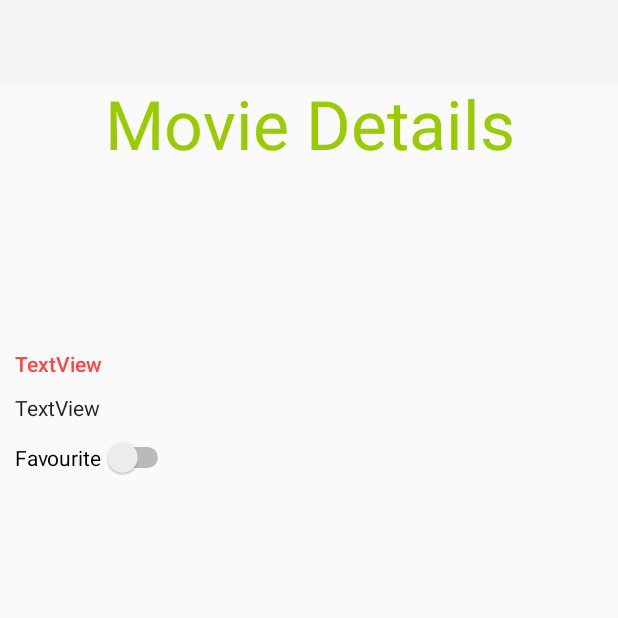
After one commit to chandragithub2014/MultiModuleRepository, an Android app: the fragment MovieInfoDetailFragment placed in its activity, on a phone screen of 412 x 824 dp, the top half of it. The commit adds this screen. Run offline under Robolectric (Android 15) with nearby library versions, the phone set to English and light mode, and no system bars; our stand-ins replace Dagger/Hilt's generated code, Room's generated code; libraries missing offline, so code that uses them is left out: androidx.hilt.lifecycle; pictures from the network do not load.

Commit message:
updated with Detail Screen

```diff
--- a/Core/src/main/java/com/movie/core/roomDB/Movie.kt
+++ b/Core/src/main/java/com/movie/core/roomDB/Movie.kt
@@ -18,6 +18,8 @@ data class Movie(
     @PrimaryKey
     @ColumnInfo(name = "imbdb")
     val imdbID: String,
+    @ColumnInfo(name = "favourite")
+    val favourite: Boolean,
     @ColumnInfo(name = "response")
     val Response: String,
     @ColumnInfo(name = "total_results")
--- a/Core/src/main/java/com/movie/core/roomDB/MovieDao.kt
+++ b/Core/src/main/java/com/movie/core/roomDB/MovieDao.kt
@@ -1,10 +1,7 @@
 package com.movie.core.roomDB
 
 import androidx.lifecycle.LiveData
-import androidx.room.Dao
-import androidx.room.Insert
-import androidx.room.OnConflictStrategy
-import androidx.room.Query
+import androidx.room.*
 
 
 @Dao
@@ -41,4 +38,13 @@ interface MovieDao {
 
     @Insert(onConflict = OnConflictStrategy.REPLACE)
     suspend   fun insertMovieInfo(movieList: MutableList<Movie>)
+
+    @Update
+    suspend fun updateMovie(movie:Movie)
+
+    @Query("UPDATE movie SET favourite=:selected_favourite WHERE imbdb = :imbdb_id")
+   suspend fun update_favourite(selected_favourite : Boolean, imbdb_id: String) : Int
+
+    @Query("SELECT * from movie where imbdb = :imbdb_id")
+    suspend  fun fetchMovieInfo(imbdb_id: String): Movie
 }
--- a/MovieInfo/src/main/java/com/movie/movieinfo/repository/NetworkRepository.kt
+++ b/MovieInfo/src/main/java/com/movie/movieinfo/repository/NetworkRepository.kt
@@ -17,6 +17,8 @@ class NetworkRepository @Inject constructor(private val apiService: NetworkAPISe
     fun fetchMoviesSortByImdbAsc() = movieDao.fetchByImdbAsc()
     fun fetchMoviesSortByYearAsc() = movieDao.fetchByYearAsc()
     fun fetchMoviesSortByTitleDesc() = movieDao.fetchByTitleDesc()
+    suspend fun fetchMovieInfoBasedOnImdbId(imdbId : String) = movieDao.fetchMovieInfo(imdbId)
+    suspend fun updateFavoriteMovieForImdb_id(favourite:Boolean,imdbId: String) : Int = movieDao.update_favourite(favourite,imdbId)
     suspend fun insertToLocalDB(movieInfo : MutableList<Movie>) {
         movieDao.insertMovieInfo(movieInfo)
     }
--- /dev/null
+++ b/MovieInfo/src/main/java/com/movie/movieinfo/view/MovieInfoDetailFragment.kt
@@ -0,0 +1,138 @@
+package com.movie.movieinfo.view
+
+import android.os.Bundle
+import android.text.TextUtils
+import android.view.LayoutInflater
+import android.view.View
+import android.view.ViewGroup
+import android.widget.CompoundButton
+import android.widget.Toast
+import androidx.appcompat.widget.Toolbar
+import androidx.fragment.app.Fragment
+import androidx.fragment.app.activityViewModels
+import androidx.lifecycle.Observer
+import com.bumptech.glide.Glide
+import com.movie.core.base.BaseFragment
+import com.movie.core.roomDB.Movie
+import com.movie.movieinfo.R
+import com.movie.movieinfo.viewmodel.MovieDataViewModel
+import kotlinx.android.synthetic.main.fragment_movie_info_detail.*
+import kotlinx.android.synthetic.main.fragment_movie_info_detail.view.*
+import kotlinx.android.synthetic.main.fragment_movie_list.progressBar
+
+
+// TODO: Rename parameter arguments, choose names that match
+// the fragment initialization parameters, e.g. ARG_ITEM_NUMBER
+private const val ARG_PARAM1 = "imdbId"
+private const val ARG_PARAM2 = "param2"
+
+/**
+ * A simple [Fragment] subclass.
+ * Use the [MovieInfoDetailFragment.newInstance] factory method to
+ * create an instance of this fragment.
+ */
+class MovieInfoDetailFragment : BaseFragment() {
+    // TODO: Rename and change types of parameters
+    private var param1: String? = null
+    private var param2: String? = null
+    private var mContainerId: Int = -1
+    private var movieListDetailView: View? = null
+    lateinit var toolbar: Toolbar
+    private val movieViewModel by activityViewModels<MovieDataViewModel>()
+    var movie : Movie = Movie("","","","","",false,"","")
+    override fun onCreate(savedInstanceState: Bundle?) {
+        super.onCreate(savedInstanceState)
+        arguments?.let {
+            param1 = it.getString(ARG_PARAM1)
+            param2 = it.getString(ARG_PARAM2)
+            println("Param1 Received $param1")
+        }
+    }
+
+    override fun onCreateView(
+        inflater: LayoutInflater, container: ViewGroup?,
+        savedInstanceState: Bundle?
+    ): View? {
+        // Inflate the layout for this fragment
+        movieListDetailView =  inflater.inflate(R.layout.fragment_movie_info_detail, container, false)
+
+
+        return movieListDetailView
+    }
+
+    override fun onResume() {
+        super.onResume()
+        if( !TextUtils.isEmpty(param1)){
+            movieViewModel.fetchMovieById(param1!!)
+        }
+
+    }
+    override fun onViewCreated(view: View, savedInstanceState: Bundle?) {
+        super.onViewCreated(view, savedInstanceState)
+        toolbar = view.findViewById(R.id.toolBar) as Toolbar
+        //setHasOptionsMenu(true)
+        view.movie_fav.setOnCheckedChangeListener { compoundButton, b ->
+
+            param1?.let {
+                movieViewModel.updateFavouriteMovie(b, it)
+            }
+        }
+        observeViewModel()
+    }
+
+    private fun observeViewModel(){
+        movieViewModel.fetchLoadStatus().observe(viewLifecycleOwner, Observer {
+            if (!it) {
+                println(it)
+                progressBar.visibility = View.GONE
+            }else{
+                progressBar.visibility = View.VISIBLE
+            }
+        })
+
+        movieViewModel.fetchError().observe(viewLifecycleOwner, Observer {
+            it?.let {
+                if (!TextUtils.isEmpty(it)) {
+                    Toast.makeText(context, "$it", Toast.LENGTH_LONG).show()
+                }
+            }
+        })
+
+        movieViewModel.fetchMovieDetail().observe(viewLifecycleOwner, Observer {
+            it?.let {
+                movie = it
+                movie_name.text = it.Title
+                movie_type.text = it.Type
+                movie_fav.isChecked = it.favourite
+                Glide
+                    .with(this)
+                    .load(it.Poster)
+                    .centerCrop()
+                    .placeholder(R.drawable.ic_launcher)
+                    .into(imageView);
+
+                toolbar?.let { it1 -> initToolBar(it1,it.Title) }
+            }
+        })
+    }
+    companion object {
+        /**
+         * Use this factory method to create a new instance of
+         * this fragment using the provided parameters.
+         *
+         * @param param1 Parameter 1.
+         * @param param2 Parameter 2.
+         * @return A new instance of fragment MovieInfoDetailFragment.
+         */
+        // TODO: Rename and change types and number of parameters
+        @JvmStatic
+        fun newInstance(param1: String, param2: String) =
+            MovieInfoDetailFragment().apply {
+                arguments = Bundle().apply {
+                    putString(ARG_PARAM1, param1)
+                    putString(ARG_PARAM2, param2)
+                }
+            }
+    }
+
+}
--- a/MovieInfo/src/main/java/com/movie/movieinfo/view/MovieListFragment.kt
+++ b/MovieInfo/src/main/java/com/movie/movieinfo/view/MovieListFragment.kt
@@ -15,6 +15,7 @@ import com.movie.core.base.BaseFragment
 import com.movie.core.basemodel.MenuItem
 import com.movie.movieinfo.R
 import com.movie.movieinfo.viewmodel.MovieDataViewModel
+import com.mvvm.appnavigator.replaceFragment
 import dagger.hilt.android.AndroidEntryPoint
 import kotlinx.android.synthetic.main.fragment_movie_list.*
 
@@ -30,7 +31,7 @@ private const val ARG_PARAM2 = "param2"
  * create an instance of this fragment.
  */
 @AndroidEntryPoint
-class MovieListFragment : BaseFragment(),LifecycleOwner {
+class MovieListFragment : BaseFragment(),LifecycleOwner,OnItemClickListner {
     // TODO: Rename and change types of parameters
    // private val movieViewModel: MovieDataViewModel by viewModels()
     private val movieViewModel by activityViewModels<MovieDataViewModel>()
@@ -55,6 +56,7 @@ class MovieListFragment : BaseFragment(),LifecycleOwner {
     ): View? {
         // Inflate the layout for this fragment
         movieListView =  inflater.inflate(R.layout.fragment_movie_list, container, false)
+        mContainerId = container?.id?:-1
         return movieListView
     }
 
@@ -125,7 +127,7 @@ class MovieListFragment : BaseFragment(),LifecycleOwner {
         })
     }
     private fun initAdapter() {
-        movieListAdapter = MovieListAdapter(this@MovieListFragment.requireActivity(),arrayListOf())
+        movieListAdapter = MovieListAdapter(this@MovieListFragment.requireActivity(),arrayListOf(),this)
         recyclerView.apply {
             layoutManager = LinearLayoutManager(context)
             adapter = movieListAdapter
@@ -170,6 +172,7 @@ class MovieListFragment : BaseFragment(),LifecycleOwner {
     }
 
 
+
     companion object {
         /**
          * Use this factory method to create a new instance of
@@ -189,4 +192,14 @@ class MovieListFragment : BaseFragment(),LifecycleOwner {
                 }
             }
     }
+
+    override fun navigateToDetail(rating: String) {
+        if(!TextUtils.isEmpty(rating)) {
+            var movieInfoDetailFragment = MovieInfoDetailFragment()
+            val mArgs = Bundle()
+            mArgs.putString("imdbId", rating)
+            movieInfoDetailFragment.arguments = mArgs
+            activity?.replaceFragment(movieInfoDetailFragment, mContainerId)
+        }
+    }
 }
--- /dev/null
+++ b/MovieInfo/src/main/java/com/movie/movieinfo/view/OnItemClickListner.kt
@@ -0,0 +1,5 @@
+package com.movie.movieinfo.view
+
+interface OnItemClickListner {
+    fun navigateToDetail(rating:String)
+}
--- /dev/null
+++ b/MovieInfo/src/main/res/layout/fragment_movie_info_detail.xml
@@ -0,0 +1,91 @@
+<?xml version="1.0" encoding="utf-8"?>
+<androidx.constraintlayout.widget.ConstraintLayout xmlns:android="http://schemas.android.com/apk/res/android"
+    xmlns:app="http://schemas.android.com/apk/res-auto"
+    xmlns:tools="http://schemas.android.com/tools"
+    android:layout_width="match_parent"
+    android:layout_height="match_parent"
+    tools:context=".view.MovieInfoDetailFragment">
+    <include
+        android:id="@+id/toolBar"
+        layout="@layout/toolbar_layout"
+        app:layout_constraintEnd_toEndOf="parent"
+        app:layout_constraintStart_toStartOf="parent"
+        app:layout_constraintTop_toTopOf="parent"
+
+        ></include>
+
+    <TextView
+        android:id="@+id/textView"
+        android:layout_width="0dp"
+        android:layout_height="wrap_content"
+        android:layout_marginLeft="10dp"
+        android:layout_marginTop="52dp"
+        android:layout_marginRight="10dp"
+        android:gravity="center"
+        android:text="Movie Details"
+        android:textAppearance="@style/TextAppearance.AppCompat.Display2"
+        android:textColor="@android:color/holo_green_light"
+        app:layout_constraintEnd_toEndOf="parent"
+        app:layout_constraintHorizontal_bias="0.498"
+        app:layout_constraintStart_toStartOf="parent"
+        app:layout_constraintTop_toTopOf="parent" />
+
+    <ImageView
+        android:id="@+id/imageView"
+        android:layout_width="0dp"
+        android:layout_height="100dp"
+        android:layout_marginTop="10dp"
+        android:layout_marginBottom="10dp"
+        app:layout_constraintEnd_toEndOf="parent"
+        app:layout_constraintStart_toStartOf="parent"
+        app:layout_constraintTop_toBottomOf="@+id/textView"
+        tools:src="@tools:sample/avatars" />
+
+    <TextView
+        android:id="@+id/movie_name"
+        android:layout_width="0dp"
+        android:layout_height="wrap_content"
+        android:layout_margin="10dp"
+        android:text="TextView"
+        android:textAppearance="@style/TextAppearance.AppCompat.Body2"
+        android:textColor="@android:color/holo_red_light"
+        android:maxLines="2"
+        app:layout_constraintEnd_toEndOf="parent"
+        app:layout_constraintStart_toStartOf="parent"
+        app:layout_constraintTop_toBottomOf="@+id/imageView" />
+
+    <TextView
+        android:id="@+id/movie_type"
+        android:layout_width="0dp"
+        android:layout_height="wrap_content"
+        android:layout_margin="10dp"
+        android:text="TextView"
+        android:textAppearance="@style/TextAppearance.AppCompat.Body1"
+        app:layout_constraintEnd_toEndOf="parent"
+        app:layout_constraintStart_toStartOf="parent"
+        app:layout_constraintTop_toBottomOf="@+id/movie_name" />
+
+    <Switch
+        android:id="@+id/movie_fav"
+        android:layout_width="wrap_content"
+        android:layout_height="wrap_content"
+        android:layout_margin="10dp"
+        android:layout_marginTop="8dp"
+        android:text="Favourite"
+        android:textAppearance="@style/TextAppearance.AppCompat.Body1"
+        app:layout_constraintEnd_toEndOf="parent"
+        app:layout_constraintHorizontal_bias="0.0"
+        app:layout_constraintStart_toStartOf="parent"
+        app:layout_constraintTop_toBottomOf="@+id/movie_type" />
+
+    <ProgressBar
+        android:id="@+id/progressBar"
+        style="?android:attr/progressBarStyle"
+        android:layout_width="wrap_content"
+        android:layout_height="wrap_content"
+        app:layout_constraintBottom_toBottomOf="parent"
+        app:layout_constraintEnd_toEndOf="parent"
+        app:layout_constraintStart_toStartOf="parent"
+        app:layout_constraintTop_toTopOf="parent" />
+
+</androidx.constraintlayout.widget.ConstraintLayout>
```
Also changed, not shown: MovieInfo/src/main/java/com/movie/movieinfo/view/MovieListAdapter.kt (+10 -1 lines), MovieInfo/src/main/java/com/movie/movieinfo/viewmodel/MovieDataViewModel.kt (+36 -2 lines), MovieInfo/src/main/res/layout/movie_list_item.xml (+26 -11 lines), MovieInfo/src/main/res/drawable/ic_fav.png (added).
